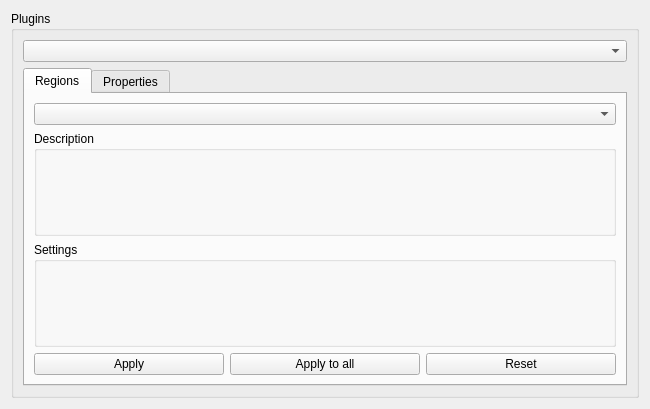
The window that arthropod_describer/ui/plugins_widget.ui (mrazr/maphis) describes before a commit, drawn with Qt 5.
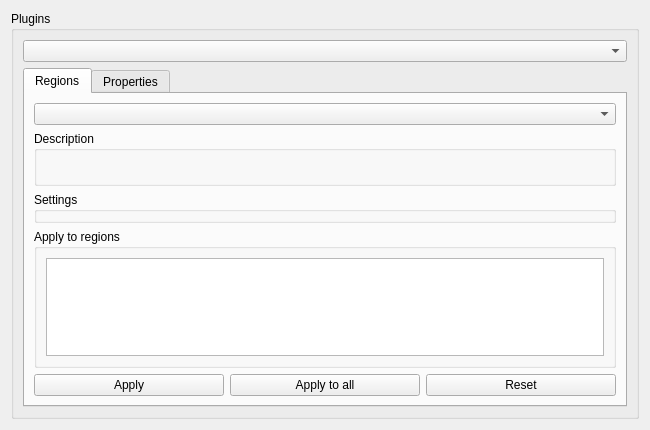
The same window after the commit.

Commit message: small fixes, added the option to restrict the application of a region computation to selected (used) labels

What changed in the file:
```diff
--- a/arthropod_describer/ui/plugins_widget.ui
+++ b/arthropod_describer/ui/plugins_widget.ui
@@ -7,11 +7,11 @@
     <x>0</x>
     <y>0</y>
     <width>650</width>
-    <height>409</height>
+    <height>430</height>
    </rect>
   </property>
   <property name="sizePolicy">
-   <sizepolicy hsizetype="Expanding" vsizetype="Preferred">
+   <sizepolicy hsizetype="Fixed" vsizetype="Preferred">
     <horstretch>0</horstretch>
     <verstretch>0</verstretch>
    </sizepolicy>
@@ -57,7 +57,7 @@
              <item>
               <widget class="QLabel" name="lblRegDesc">
                <property name="sizePolicy">
-                <sizepolicy hsizetype="Preferred" vsizetype="Preferred">
+                <sizepolicy hsizetype="Minimum" vsizetype="Minimum">
                  <horstretch>0</horstretch>
                  <verstretch>0</verstretch>
                 </sizepolicy>
@@ -65,6 +65,9 @@
                <property name="text">
                 <string/>
                </property>
+               <property name="wordWrap">
+                <bool>true</bool>
+               </property>
               </widget>
              </item>
             </layout>
@@ -72,11 +75,36 @@
           </item>
           <item>
            <widget class="QGroupBox" name="grpRegionSettings">
+            <property name="sizePolicy">
+             <sizepolicy hsizetype="Preferred" vsizetype="Minimum">
+              <horstretch>0</horstretch>
+              <verstretch>0</verstretch>
+             </sizepolicy>
+            </property>
             <property name="title">
              <string>Settings</string>
             </property>
            </widget>
           </item>
+          <item>
+           <widget class="QGroupBox" name="grpRegRestrict">
+            <property name="title">
+             <string>Apply to regions</string>
+            </property>
+            <layout class="QVBoxLayout" name="verticalLayout_4">
+             <item>
+              <widget class="QListView" name="regRestrictView">
+               <property name="selectionMode">
+                <enum>QAbstractItemView::MultiSelection</enum>
+               </property>
+               <property name="selectionBehavior">
+                <enum>QAbstractItemView::SelectRows</enum>
+               </property>
+              </widget>
+             </item>
+            </layout>
+           </widget>
+          </item>
           <item>
            <layout class="QHBoxLayout" name="horizontalLayout_2">
             <item>
```
The commit also changes 19 other files.
